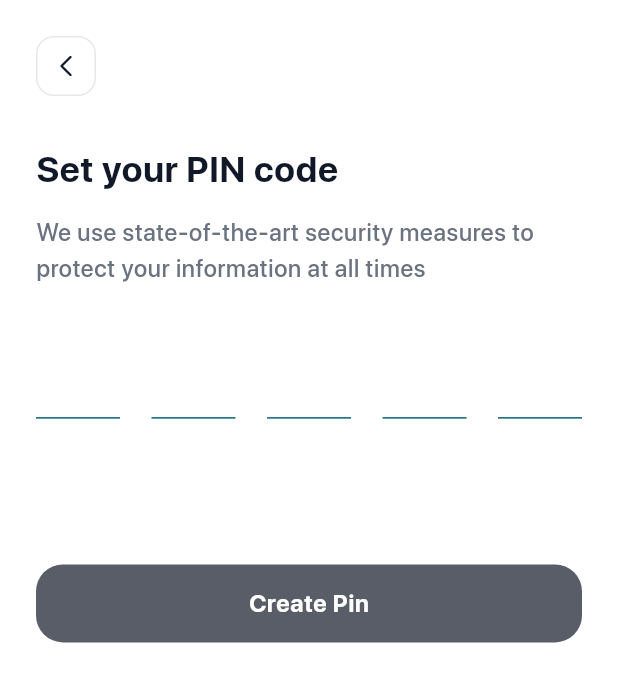
After one commit to Uticodes/Apex-Smartpay-Mobile-Test, a Flutter app: the SetPinScreen screen opened directly, on a phone screen of 412 x 824 dp. The commit adds this screen. Shown: the top 682 px of the screen. Run offline on Flutter 3.47's test engine with Material 3 defaults, Android fonts, the phone set to English and light mode, and no system bars; drawn by our look-alikes of pin_code_fields; our stand-ins replace dio, flutter_secure_storage, flutter_svg, get_it, injectable; accounts and stored records are empty; generated files the repository leaves out were written again; project files that could hold a hidden picture were left out.

Commit message:
Implement SetPin screen

```diff
--- /dev/null
+++ b/lib/presentation/set_pin_screen/set_pin_screen.dart
@@ -0,0 +1,102 @@
+import 'package:apex_smartpay_mobile_test/app_theme/app_theme.dart';
+import 'package:apex_smartpay_mobile_test/utils/extension_functions.dart';
+import 'package:flutter/material.dart';
+import 'package:pin_code_fields/pin_code_fields.dart';
+
+import '../../utils/app_text.dart';
+import '../../utils/app_toolbar.dart';
+import '../../utils/constants.dart';
+import '../../utils/custom_app_button.dart';
+
+class SetPinScreen extends StatefulWidget {
+  const SetPinScreen({super.key});
+
+  @override
+  State<SetPinScreen> createState() => _SetPinScreenState();
+}
+
+class _SetPinScreenState extends State<SetPinScreen> {
+  final _pinController = TextEditingController();
+
+  @override
+  Widget build(BuildContext context) {
+    return Scaffold(
+        resizeToAvoidBottomInset: false,
+        body: SafeArea(
+          child: SingleChildScrollView(
+            child: Padding(
+              padding: const EdgeInsets.all(24.0),
+              child: Column(
+                crossAxisAlignment: CrossAxisAlignment.start,
+                mainAxisSize: MainAxisSize.min,
+                children: [
+                  const AppToolbar(
+                    shouldPopBack: true,
+                  ),
+                  heightMargin(30),
+                  Column(
+                    crossAxisAlignment: CrossAxisAlignment.start,
+                    children: [
+                      const TextViewBold(
+                        text: "Set your PIN code",
+                      ),
+                      heightMargin(12),
+                      const TextView(
+                          text:
+                              "We use state-of-the-art security measures to protect your information at all times",
+                          fontWeight: FontWeight.w500),
+                      heightMargin(32),
+                      PinCodeTextField(
+                        controller: _pinController,
+                        appContext: context,
+                        pastedTextStyle: const TextStyle(
+                            fontFamily: fontFamily,
+                            color: AppTheme.darkColor,
+                            fontSize: 24,
+                            fontWeight: FontWeight.w700,
+                            fontStyle: FontStyle.normal,
+                            decoration: TextDecoration.none,
+                            height: 1.3),
+                        length: 5,
+                        obscureText: true,
+                        obscuringCharacter: '●',
+                        animationType: AnimationType.fade,
+                        validator: (v) {
+                          return null;
+                        },
+                        pinTheme: PinTheme(
+                          borderWidth: 1,
+                          selectedColor: AppTheme.darkBlueColor,
+                          inactiveColor: AppTheme.darkBlueColor,
+                          fieldHeight: 56,
+                          fieldWidth: 56,
+                        ),
+                        cursorColor: AppTheme.darkBlueColor,
+                        animationDuration: const Duration(milliseconds: 300),
+                        textStyle: const TextStyle(fontSize: 16, height: 1.6, color: AppTheme.darkColor),
+                        enableActiveFill: false,
+                        keyboardType: TextInputType.number,
+                        onCompleted: (v) {},
+                        onChanged: (_) => setState(() {}),
+                        beforeTextPaste: (text) {
+                          debugPrint("Allowing to paste $text");
+                          return true;
+                        },
+                      ),
+                      heightMargin(30)
+                    ],
+                  ),
+                  heightMargin(50),
+                  AppButton(
+                      onPressed: () {
+                        // context.push(destination);
+                      },
+                      title: "Create Pin",
+                      isEnabled: _pinController.text.length == 5)
+                ],
+              ),
+            ),
+          ),
+        ));
+  }
+}
--- a/lib/presentation/signup_screen/signup_screen.dart
+++ b/lib/presentation/signup_screen/signup_screen.dart
@@ -11,6 +11,7 @@ import '../../utils/custom_app_button.dart';
 import '../../utils/custom_text_field.dart';
 import '../../utils/softkey_focus.dart';
 import '../../utils/validations.dart';
+import '../set_pin_screen/set_pin_screen.dart';
 import 'country_list_widget.dart';
 import 'country_view.dart';
 
@@ -157,7 +158,7 @@ class _SignUpScreenState extends State<SignUpScreen> {
                           AppButton(
                             onPressed: () {
                               hideKeyboard(context);
-                              // context.push(VerifyEmailTokenScreen(email: _email, otp: "12345"));
+                              context.push(const SetPinScreen());
                             },
                             title: "Sign Up",
                             isEnabled: enableButton(),
--- a/lib/utils/app_text.dart
+++ b/lib/utils/app_text.dart
@@ -96,7 +96,7 @@ class TextViewBold extends StatelessWidget {
     this.lineHeight,
     this.style,
     this.maxLines,
-    this.fontWeight = FontWeight.w700,
+    this.fontWeight = FontWeight.bold,
     this.decoration,
     this.fontStyle = FontStyle.normal,
     this.decorationStyle,
```
